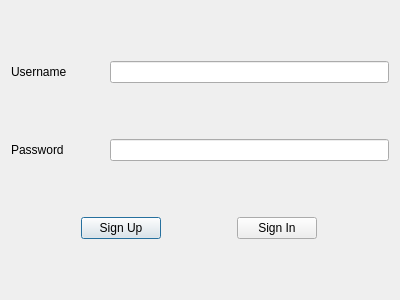
The window that stage_2/Pokemon_Client/login.ui (Anjiansan/Pokemon) describes before a commit, drawn with Qt 5.
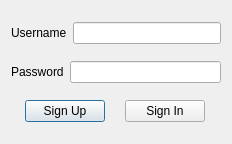
The same window after the commit.

```diff
--- a/stage_2/Pokemon_Client/login.ui
+++ b/stage_2/Pokemon_Client/login.ui
@@ -6,8 +6,8 @@
    <rect>
     <x>0</x>
     <y>0</y>
-    <width>400</width>
-    <height>300</height>
+    <width>232</width>
+    <height>144</height>
    </rect>
   </property>
   <property name="windowTitle">
```
